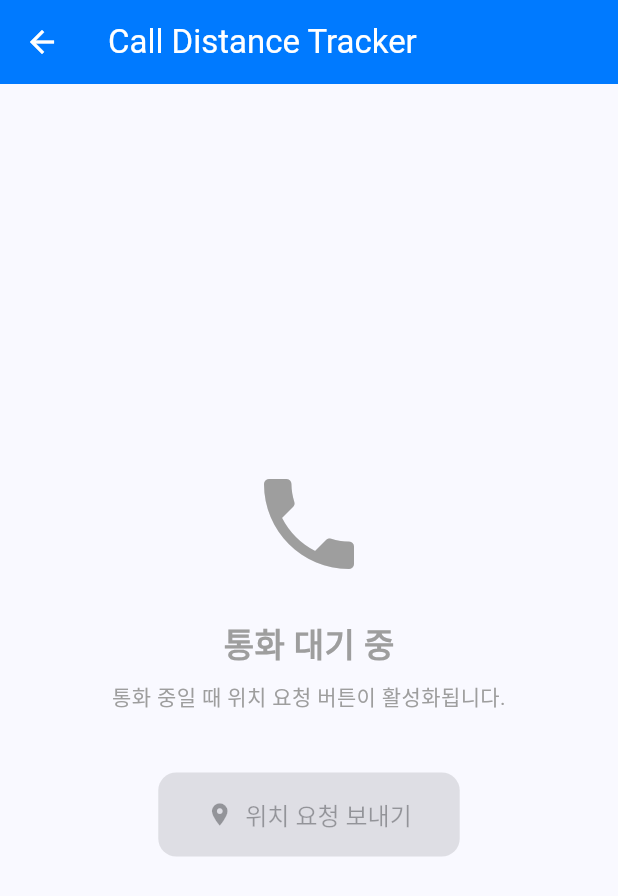
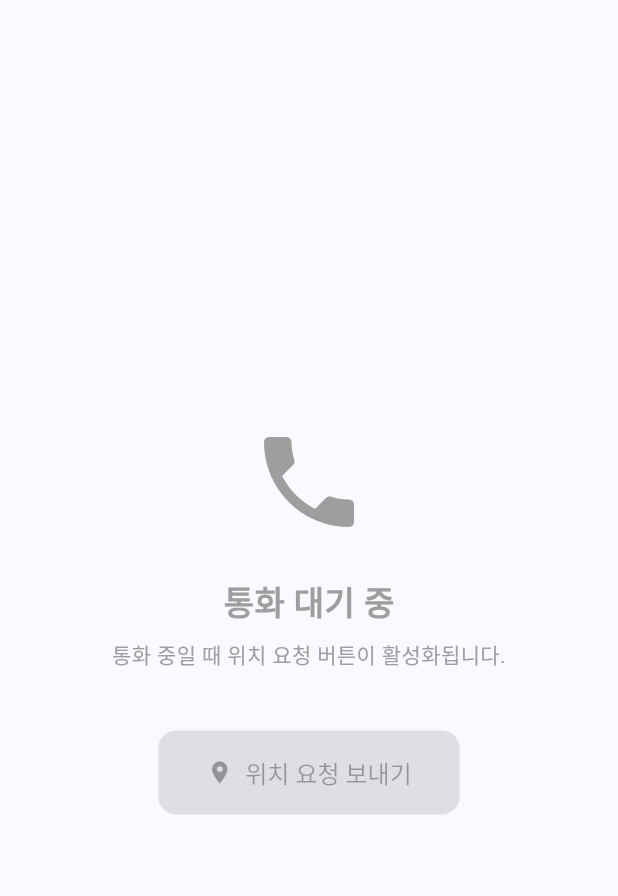
Before and after one commit to LEEHEEWON123/call-distance-tracker, a Flutter app: the HomeScreen screen opened directly, on a phone screen of 412 x 824 dp. Shown: the top 896 px of the screen. Run offline on Flutter 3.47's test engine with Material 3 defaults, Android fonts, the phone set to English and light mode, and no system bars; our stand-ins replace flutter_contacts, flutter_map, flutter_riverpod, geolocator, latlong2, permission_handler and 2 more; missing offline and left inert: phone_state; accounts and stored records are empty; network calls fail.

Commit message:
feat: wire MainScreen into router, remove HomeScreen appbar

```diff
--- a/lib/screens/home_screen.dart
+++ b/lib/screens/home_screen.dart
@@ -16,11 +16,6 @@ class HomeScreen extends ConsumerWidget {
     final isOnCall = ref.watch(isOnCallProvider);
 
     return Scaffold(
-      appBar: AppBar(
-        title: const Text('Call Distance Tracker'),
-        backgroundColor: const Color(0xFF007AFF),
-        foregroundColor: Colors.white,
-      ),
       body: Center(
         child: Padding(
           padding: const EdgeInsets.all(32),
--- a/lib/screens/splash_screen.dart
+++ b/lib/screens/splash_screen.dart
@@ -1,7 +1,6 @@
 import 'package:flutter/material.dart';
 import 'package:flutter_riverpod/flutter_riverpod.dart';
 import 'package:permission_handler/permission_handler.dart';
-import 'package:supabase_flutter/supabase_flutter.dart';
 import '../core/device_id.dart';
 import '../core/supabase_client.dart';
 
--- a/lib/services/location_request_service.dart
+++ b/lib/services/location_request_service.dart
@@ -1,4 +1,3 @@
-import 'package:supabase_flutter/supabase_flutter.dart';
 import 'package:uuid/uuid.dart';
 import '../core/supabase_client.dart';
 import '../models/location_request.dart';
```
Also changed, not shown: lib/app.dart (+3 -4 lines).
